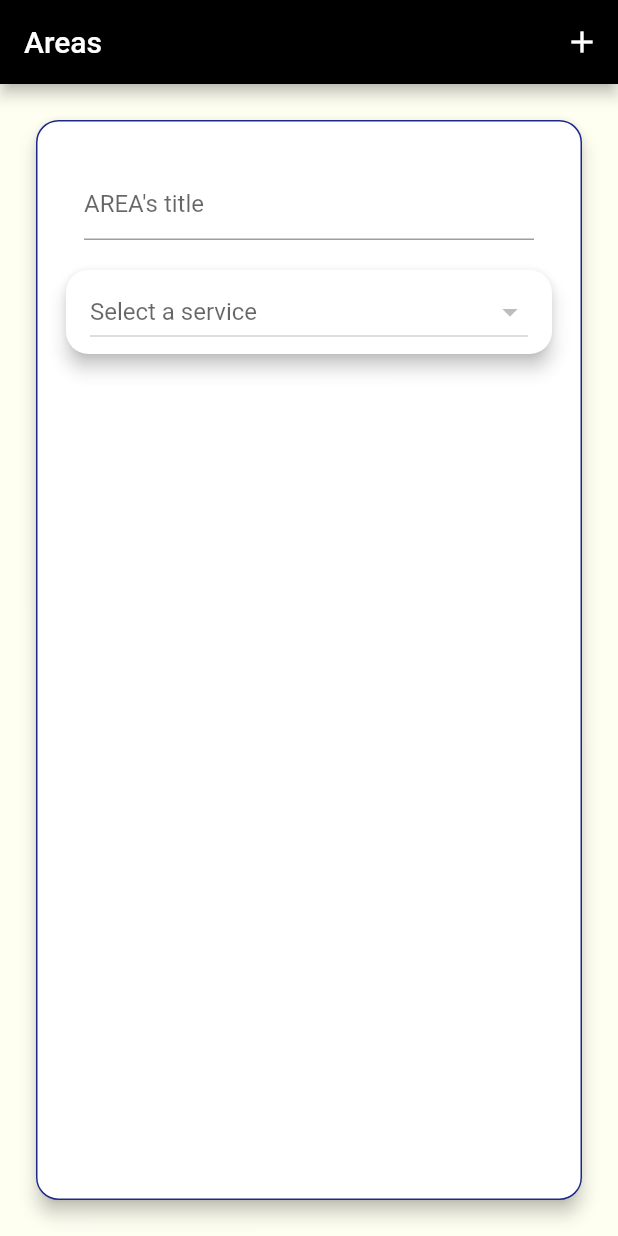
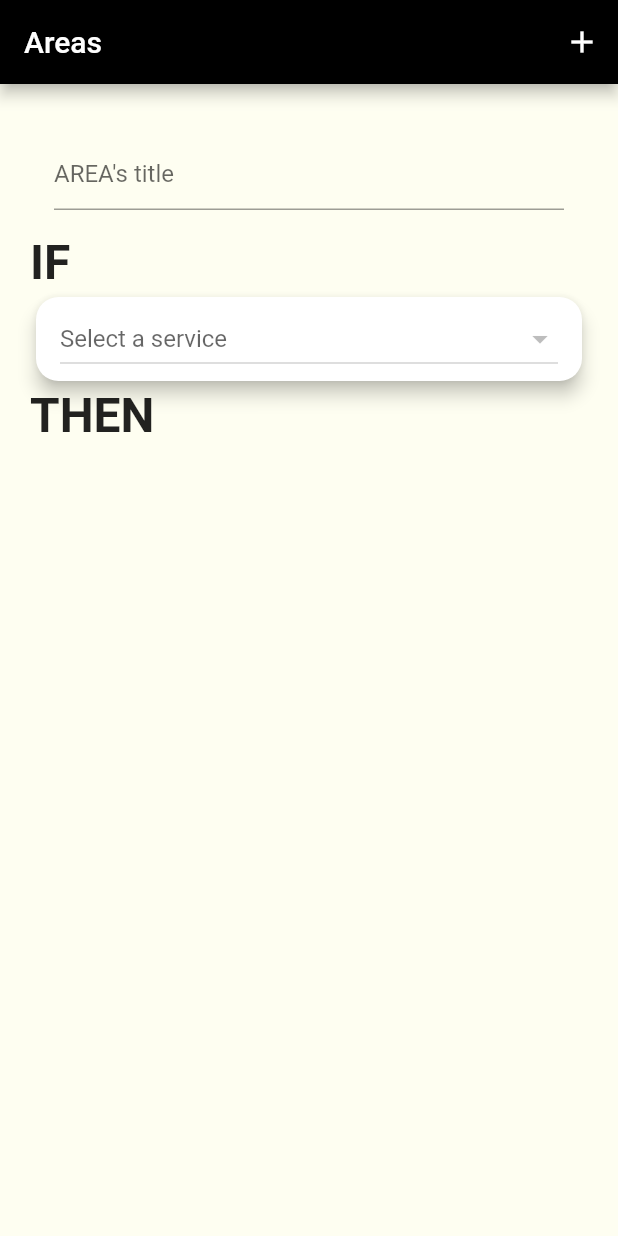
Before and after one commit to Tahalani/Area, a Flutter app: the MyAreas screen opened directly with empty values, on a phone screen of 412 x 824 dp. Run offline on Flutter 3.47's test engine with Material 2 defaults, Android fonts, the phone set to English and light mode, and no system bars; our stand-ins replace webview_flutter; network calls fail.

Commit message:
fix : [MOBILE] (AREASCREEN) overflowing resolve and display all correctly

```diff
--- a/mobile/lib/screen/pages/areas.dart
+++ b/mobile/lib/screen/pages/areas.dart
@@ -9,164 +9,6 @@ class MyAreas extends StatefulWidget {
   @override
   _MyAreasState createState() => _MyAreasState();
 }
-
-class Services {
-  final int id = 0;
-  final String serviceName;
-  final List<Action> actionName;
-  final List<Reaction> reactionName;
-  final Image image;
-
-  Services({
-    required this.serviceName,
-    required this.actionName,
-    required this.reactionName,
-    required this.image,
-  });
-}
-
-class Action {
-  final String actionName;
-  final List<String>? actionParameters;
-
-  Action({
-    required this.actionName,
-    this.actionParameters,
-  });
-}
-
-class Reaction {
-  final String reactionName;
-  final List<String>? reactionParameters;
-
-  Reaction({
-    required this.reactionName,
-    this.reactionParameters,
-  });
-}
-
-List<Services> services = [
-  Services(
-    serviceName: "Twitter",
-    actionName: [
-      Action(
-        actionName: "TW Action 1",
-        actionParameters: [
-          "TW Action 1 Param 1",
-          "TW Action 1 Param 2",
-        ],
-      ),
-      Action(
-        actionName: "TW Action 2",
-        actionParameters: [
-          "TW Action 2 Param 1",
-        ],
-      )
-    ],
-    reactionName: [
-      Reaction(
-        reactionName: "TW Reaction 1",
-        reactionParameters: [
-          "TW Reaction 1 Param 1",
-          "TW Reaction 1 Param 2",
-        ],
-      ),
-      Reaction(
-        reactionName: "TW Reaction 2",
-        reactionParameters: [
-          "TW Reaction 2 Param 1",
-        ],
-      )
-    ],
-    image: Image.asset("assets/images/twitter.png", height: 30, width: 30),
-  ),
-  Services(
-    serviceName: "Facebook",
-    actionName: [
-      Action(
-        actionName: "FB Action 1",
-      ),
-      Action(
-        actionName: "FB Action 2",
-      ),
-      Action(
-        actionName: "FB Action 3",
-      )
-    ],
-    reactionName: [
-      Reaction(
-        reactionName: "FB Reaction 1",
-      ),
-      Reaction(
-        reactionName: "FB Reaction 2",
-      ),
-    ],
-    image: Image.asset(
-      "assets/images/facebook.png",
-      height: 30,
-      width: 30,
-    ),
-  ),
-  Services(
-    serviceName: "Google",
-    actionName: [
-      Action(
-        actionName: "Google Action 1",
-      ),
-      Action(
-        actionName: "Google Action 2",
-      ),
-    ],
-    reactionName: [
-      Reaction(
-        reactionName: "Google Reaction 1",
-      ),
-    ],
-    image: Image.asset(
-      "assets/images/google.png",
-      height: 30,
-      width: 30,
-    ),
-  ),
-  Services(
-    serviceName: "Discord",
-    actionName: [
-      Action(
-        actionName: "Action Discord 1",
-        actionParameters: [
-          "Action Discord 1 Param 1",
-          "Action Discord 1 Param 2",
-        ],
-      ),
-      Action(
-        actionName: "Action Discord 2",
-        actionParameters: [
-          "Action Discord 2 Param 1",
-        ],
-      ),
-    ],
-    reactionName: [
-      Reaction(
-        reactionName: "Reaction Discord 1",
-        reactionParameters: [
-          "Reaction Discord 1 Param 1",
-          "Reaction Discord 1 Param 2",
-        ],
-      ),
-      Reaction(
-        reactionName: "Reaction Discord 2",
-        reactionParameters: [
-          "Reaction Discord 2 Param 1",
-        ],
-      ),
-    ],
-    image: Image.asset(
-      "assets/images/discord.png",
-      height: 30,
-      width: 30,
-    ),
-  ),
-];
 
 class SOCIAL_SERVICES {
   final int id;
@@ -338,17 +180,7 @@ class _MyAreasState extends State<MyAreas> {
       ),
       body: Padding(
         padding: const EdgeInsets.all(20),
-        child: Card(
-          elevation: 5,
-          shape: RoundedRectangleBorder(
-            borderRadius: BorderRadius.circular(15),
-            side: const BorderSide(
-              color: Color.fromRGBO(30, 41, 133, 1),
-              width: 1,
-            ),
-          ),
-          child: Padding(
-            padding: const EdgeInsets.all(16.0),
+        child: SingleChildScrollView(
           child: Column(
             crossAxisAlignment: CrossAxisAlignment.stretch,
             children: [
@@ -361,15 +193,24 @@ class _MyAreasState extends State<MyAreas> {
                   ),
                 ),
               ),
+              const Text(
+                "IF",
+                style: TextStyle(
+                  fontSize: 32,
+                  fontWeight: FontWeight.bold,
+                ),
+              ),
               FieldServiceAction(),
               if (selectedService1 != null) FieldAction(),
+              const Text(
+                "THEN",
+                style: TextStyle(
+                  fontSize: 32,
+                  fontWeight: FontWeight.bold,
+                ),
+              ),
               if (selectedAction != null) FieldReaction(),
-                // if (selectedService2 != null)
-                //   FieldReaction()
-                // else
-                //   const SizedBox(),
             ],
-            ),
           ),
         ),
       ),
@@ -497,47 +338,6 @@ class _MyAreasState extends State<MyAreas> {
     );
   }
 
-  Widget FieldServiceReaction() {
-    return Card(
-      elevation: 5,
-      shape: RoundedRectangleBorder(
-        borderRadius: BorderRadius.circular(15),
-      ),
-      child: Column(
-        children: [
-          ListTile(
-            title: DropdownButton<String>(
-              value: selectedService2,
-              onChanged: (String? newValue) {
-                setState(() {
-                  selectedService2 = newValue;
-                  selectedReaction = null;
-                });
-              },
-              items: services.map<DropdownMenuItem<String>>(
-                (Services service) {
-                  return DropdownMenuItem<String>(
-                    value: service.serviceName,
-                    child: Row(
-                      children: [
-                        service.image,
-                        const SizedBox(width: 8),
-                        Text(service.serviceName),
-                      ],
-                    ),
-                  );
-                },
-              ).toList(),
-              isExpanded: true,
-              style: const TextStyle(fontSize: 16, color: Colors.black),
-              hint: const Text('Sélectionnez un service'),
-            ),
-          ),
-        ],
-      ),
-    );
-  }
-
   Widget FieldRectionParameters(REACTION reaction) {
     if (reaction.fields.isEmpty) {
       return const SizedBox();
```
Lines whose indentation alone changed are shown as unchanged.
